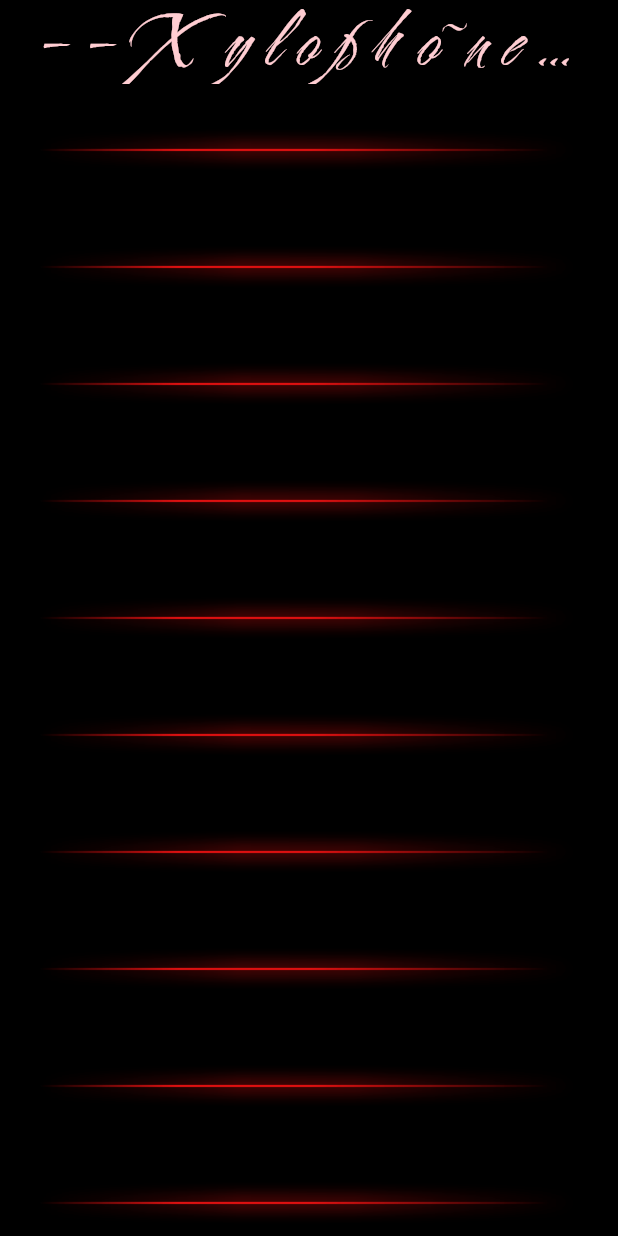
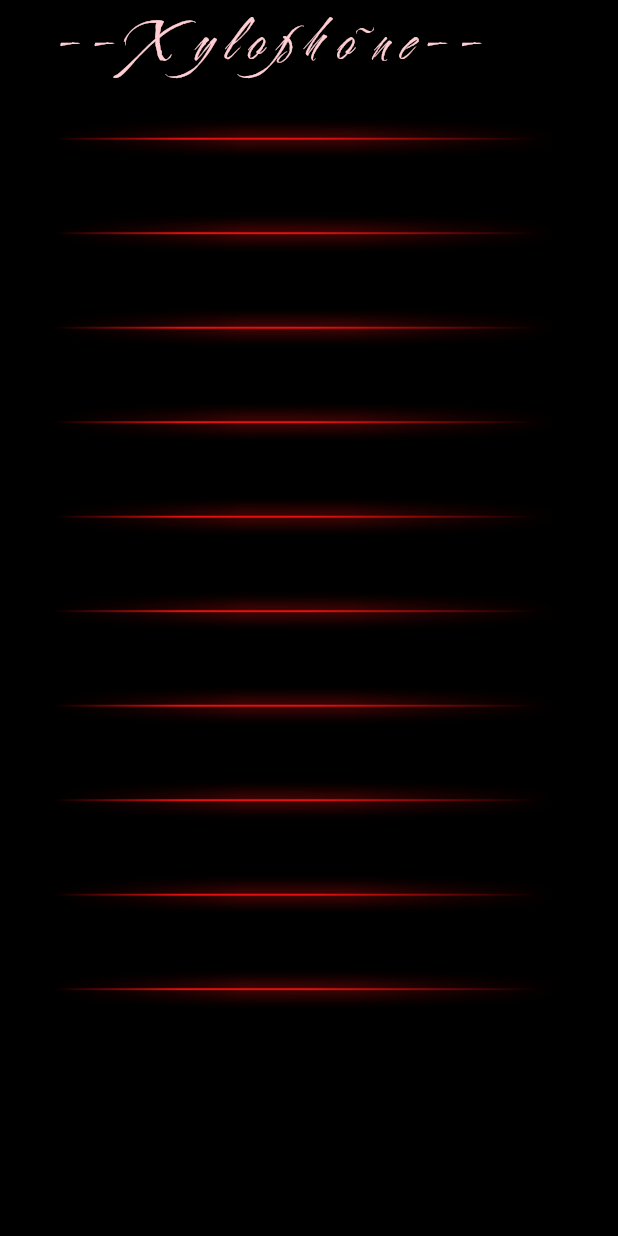
Before and after one commit to WOWDeveloperX/Xylophone, a Flutter app: the screen it shows after launch, on a phone screen of 412 x 824 dp. Run offline on Flutter 3.47's test engine with Material 2 defaults, Android fonts, the phone set to English and light mode, and no system bars; our stand-ins replace audioplayers.

Commit message:
fix android images

```diff
--- a/lib/main.dart
+++ b/lib/main.dart
@@ -14,7 +14,7 @@ class XylophoneApp extends StatelessWidget {
       padding: const EdgeInsets.all(8.0),
       child: Container(
         color: color,
-        height: 62,
+        height: 47,
         child: TextButton(
           onPressed: () {
             playSound(soundNumber);
@@ -31,10 +31,10 @@ class XylophoneApp extends StatelessWidget {
       home: Scaffold(
         backgroundColor: Colors.black,
         appBar: AppBar(
-          title: Text(' - - X  y l o p h o~n e - -',
+          title: Text('   - - X  y l o p h o~n e - -',
               style: TextStyle(
                   fontFamily: 'CHERISH',
-                  fontSize: 54,
+                  fontSize: 40,
                   color: Colors.red.shade100)),
           backgroundColor: Colors.black,
         ),
```
Also changed, not shown: 16 other files.
